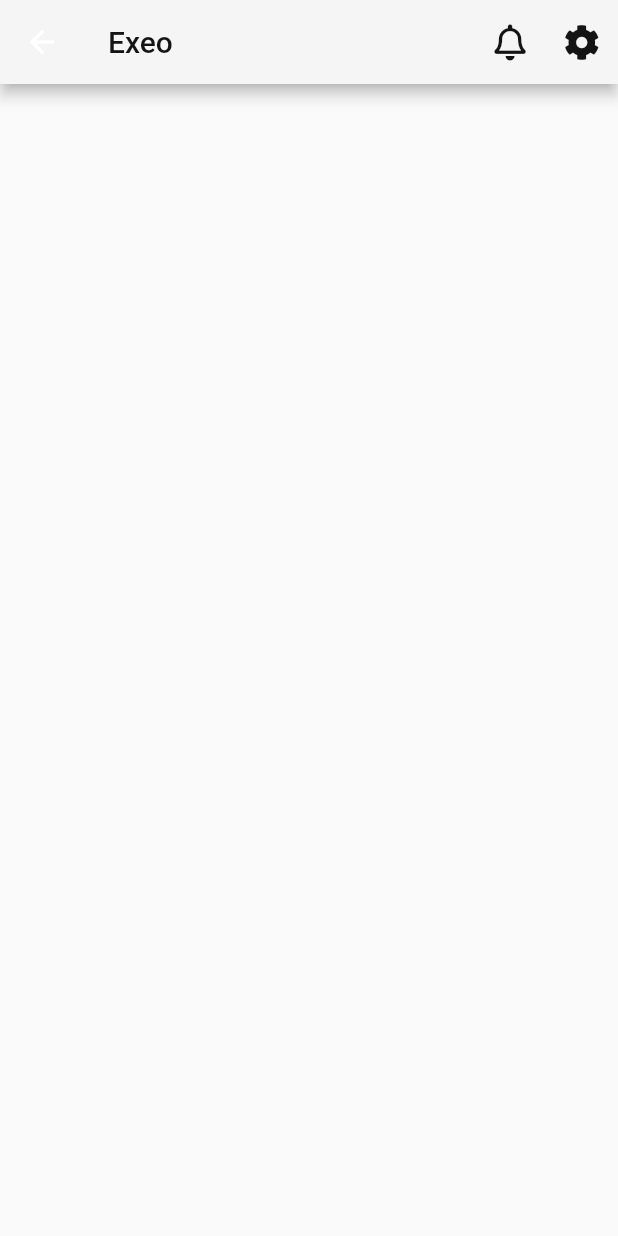
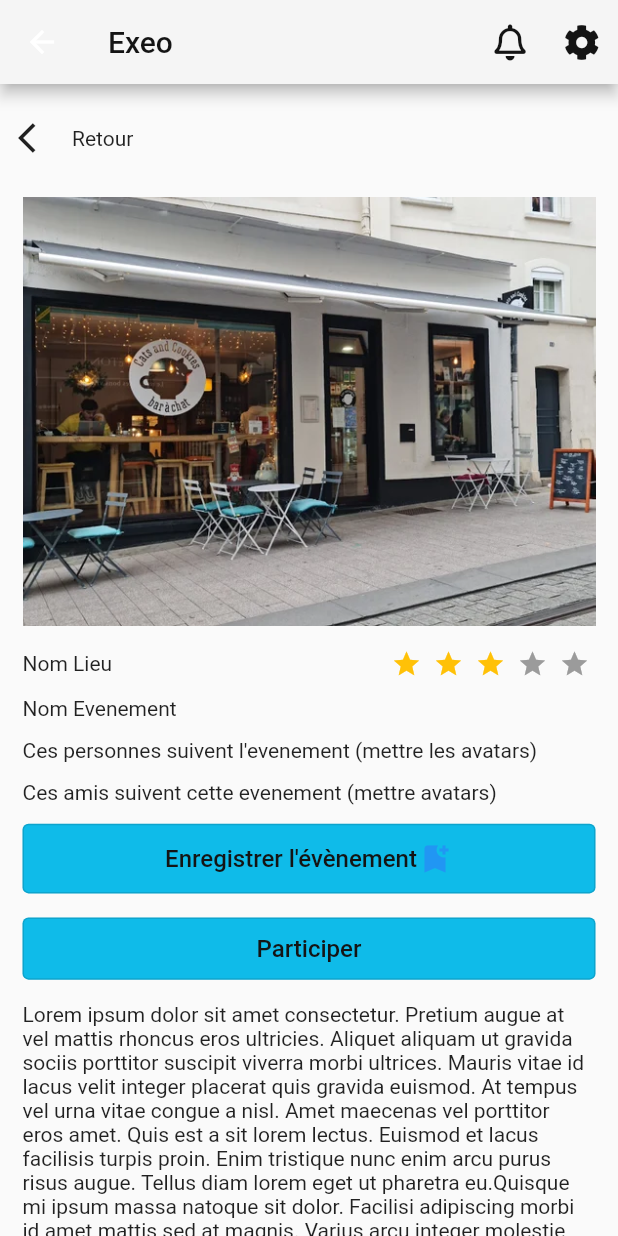
Before and after one commit to Leo-Teixeira/exeo, a Flutter app: the MoreInfoWidget screen opened directly, on a phone screen of 412 x 824 dp. Run offline on Flutter 3.47's test engine with Material 2 defaults, Android fonts, the phone set to English and light mode, and no system bars; drawn by our look-alikes of flutter_rating_bar; our stand-ins replace flutter_card_swiper, flutter_map, flutter_riverpod, fluttericon, latlong2; Roboto replaces fonts that are missing (HindMaduraiMedium).

Commit message:
end design more info page

```diff
--- a/lib/screens/more_info.dart
+++ b/lib/screens/more_info.dart
@@ -1,6 +1,7 @@
 import 'package:exeo/services/constant.dart';
 import 'package:flutter/material.dart';
 import 'package:flutter/src/widgets/framework.dart';
+import 'package:flutter_rating_bar/flutter_rating_bar.dart';
 import 'package:flutter_riverpod/flutter_riverpod.dart';
 
 class MoreInfoWidget extends ConsumerWidget {
@@ -10,7 +11,154 @@ class MoreInfoWidget extends ConsumerWidget {
   Widget build(BuildContext context, WidgetRef ref) {
     return Scaffold(
       appBar: appBarReception(context),
-      body: Container(),
+      body: SingleChildScrollView(
+        child: Column(
+          children: [
+            const SizedBox(
+              height: 12,
+            ),
+            titlePage(),
+            bodyPage(),
+          ],
+        ),
+      ),
     );
   }
 }
+
+Widget titlePage() {
+  return Row(
+    children: [
+      IconButton(
+        onPressed: () {},
+        icon: const Icon(Icons.arrow_back_ios),
+      ),
+      const Text("Retour"),
+    ],
+  );
+}
+
+Widget bodyPage() {
+  return Column(
+    crossAxisAlignment: CrossAxisAlignment.start,
+    children: [
+      Container(
+        padding: const EdgeInsets.all(15),
+        child: Image.asset("assets/pictures/bar_chat.png"),
+      ),
+      Row(
+        mainAxisAlignment: MainAxisAlignment.spaceBetween,
+        children: [
+          Container(
+              margin: const EdgeInsets.fromLTRB(15, 0, 15, 0),
+              child: const Text("Nom Lieu")),
+          Container(
+            margin: const EdgeInsets.fromLTRB(15, 0, 15, 0),
+            child: RatingBar.builder(
+              itemSize: 20,
+              initialRating: 3,
+              minRating: 1,
+              direction: Axis.horizontal,
+              allowHalfRating: true,
+              itemCount: 5,
+              itemPadding: const EdgeInsets.symmetric(horizontal: 4.0),
+              itemBuilder: (context, _) => const Icon(
+                Icons.star,
+                color: Colors.amber,
+              ),
+              onRatingUpdate: (rating) {
+                print(rating);
+              },
+            ),
+          ),
+        ],
+      ),
+      const SizedBox(
+        height: 12,
+      ),
+      Container(
+          margin: const EdgeInsets.fromLTRB(15, 0, 15, 0),
+          child: const Text("Nom Evenement")),
+      const SizedBox(
+        height: 12,
+      ),
+      Container(
+          margin: const EdgeInsets.fromLTRB(15, 0, 15, 0),
+          child: const Text(
+              "Ces personnes suivent l'evenement (mettre les avatars)")),
+      const SizedBox(
+        height: 12,
+      ),
+      Container(
+          margin: const EdgeInsets.fromLTRB(15, 0, 15, 0),
+          child:
+              const Text("Ces amis suivent cette evenement (mettre avatars)")),
+      const SizedBox(
+        height: 12,
+      ),
+      Container(
+        margin: const EdgeInsets.fromLTRB(15, 0, 15, 0),
+        child: OutlinedButton(
+          onPressed: () {},
+          style: ButtonStyle(
+            backgroundColor: MaterialStateProperty.all<Color?>(coulCiel),
+            minimumSize: MaterialStateProperty.all<Size?>(
+              const Size(500.0, 40.0),
+            ),
+            padding: MaterialStateProperty.all<EdgeInsetsGeometry?>(
+              const EdgeInsets.fromLTRB(2.25, 11.25, 2.25, 11.25),
+            ),
+          ),
+          child: Row(
+            mainAxisAlignment: MainAxisAlignment.center,
+            children: const [
+              Text(
+                "Enregistrer l'évènement",
+                style: TextStyle(
+                  color: coulBlack,
+                  fontFamily: fontHindMaduraiMedium,
+                  fontSize: 16,
+                ),
+              ),
+              Icon(Icons.bookmark_add)
+            ],
+          ),
+        ),
+      ),
+      const SizedBox(
+        height: 12,
+      ),
+      Container(
+        margin: const EdgeInsets.fromLTRB(15, 0, 15, 0),
+        child: OutlinedButton(
+          onPressed: () {},
+          style: ButtonStyle(
+            backgroundColor: MaterialStateProperty.all<Color?>(coulCiel),
+            minimumSize: MaterialStateProperty.all<Size?>(
+              const Size(500.0, 40.0),
+            ),
+            padding: MaterialStateProperty.all<EdgeInsetsGeometry?>(
+              const EdgeInsets.fromLTRB(2.25, 11.25, 2.25, 11.25),
+            ),
+          ),
+          child: const Text(
+            "Participer",
+            style: TextStyle(
+              color: coulBlack,
+              fontFamily: fontHindMaduraiMedium,
+              fontSize: 16,
+            ),
+          ),
+        ),
+      ),
+      const SizedBox(
+        height: 12,
+      ),
+      Container(
+        margin: const EdgeInsets.fromLTRB(15, 0, 15, 0),
+        child: const Text(
+            "Lorem ipsum dolor sit amet consectetur. Pretium augue at vel mattis rhoncus eros ultricies. Aliquet aliquam ut gravida sociis porttitor suscipit viverra morbi ultrices. Mauris vitae id lacus velit integer placerat quis gravida euismod. At tempus vel urna vitae congue a nisl. Amet maecenas vel porttitor eros amet. Quis est a sit lorem lectus. Euismod et lacus facilisis turpis proin. Enim tristique nunc enim arcu purus risus augue. Tellus diam lorem eget ut pharetra eu.Quisque mi ipsum massa natoque sit dolor. Facilisi adipiscing morbi id amet mattis sed at magnis. Varius arcu integer molestie suspendisse nibh diam. Faucibus iaculis ut netus dapibus nisi nunc. Justo at eros nisl aliquam at sapien vitae. Tincidunt proin aliquet urna rutrum odio diam est cursus. Quis viverra proin mi gravida. Eget faucibus pellentesque non eget pharetra lorem nunc. Vitae scelerisque at vitae eleifend nullam tempus sapien. Faucibus semper ipsum velit ullamcorper commodo tristique. Urna senectus arcu neque vitae et non."),
+      )
+    ],
+  );
+}
--- a/pubspec.yaml
+++ b/pubspec.yaml
@@ -25,6 +25,8 @@ dependencies:
 
   flutter_card_swiper: ^4.1.0+2
   flutter_swiper: ^1.1.6
+
+  flutter_rating_bar: ^4.0.1
 
 dev_dependencies:
   flutter_test:
```
Also changed, not shown: pubspec.lock.
